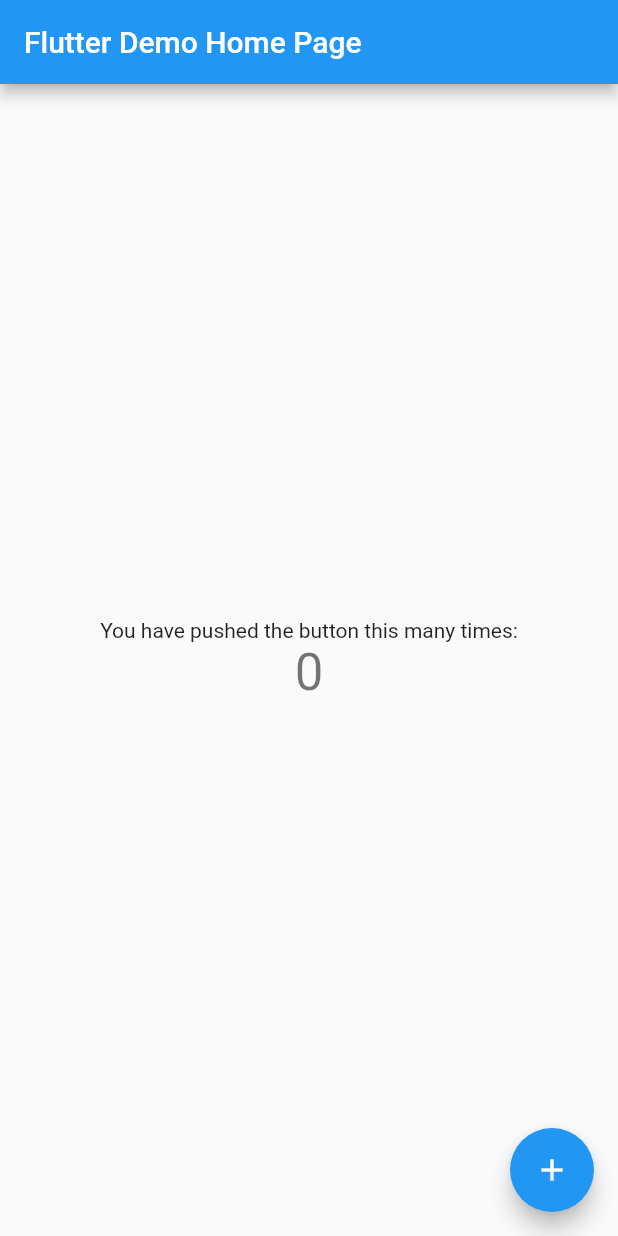
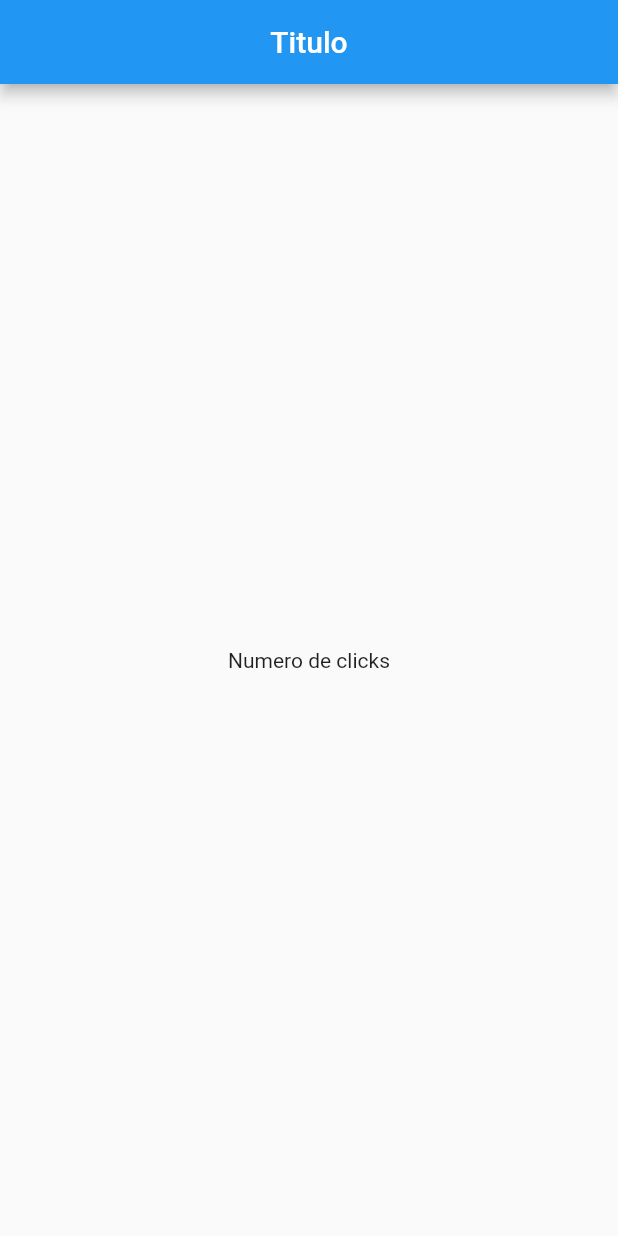
Before and after one commit to fereicod/contador, a Flutter app: the screen it shows after launch, on a phone screen of 412 x 824 dp. Run offline on Flutter 3.47's test engine with Material 2 defaults, Android fonts, the phone set to English and light mode, and no system bars.

Commit message:
add new struct of files, stateless widget and scaffold

```diff
--- a/lib/main.dart
+++ b/lib/main.dart
@@ -1,111 +1,7 @@
 import 'package:flutter/material.dart';
 
-void main() => runApp(MyApp());
+import 'package:contador/src/myapp.dart';
 
-class MyApp extends StatelessWidget {
-  // This widget is the root of your application.
-  @override
-  Widget build(BuildContext context) {
-    return MaterialApp(
-      title: 'Flutter Demo',
-      theme: ThemeData(
-        // This is the theme of your application.
-        //
-        // Try running your application with "flutter run". You'll see the
-        // application has a blue toolbar. Then, without quitting the app, try
-        // changing the primarySwatch below to Colors.green and then invoke
-        // "hot reload" (press "r" in the console where you ran "flutter run",
-        // or simply save your changes to "hot reload" in a Flutter IDE).
-        // Notice that the counter didn't reset back to zero; the application
-        // is not restarted.
-        primarySwatch: Colors.blue,
-      ),
-      home: MyHomePage(title: 'Flutter Demo Home Page'),
-    );
-  }
+void main(){
+  runApp(MyApp());
 }
-
-class MyHomePage extends StatefulWidget {
-  MyHomePage({Key key, this.title}) : super(key: key);
-
-  // This widget is the home page of your application. It is stateful, meaning
-  // that it has a State object (defined below) that contains fields that affect
-  // how it looks.
-
-  // This class is the configuration for the state. It holds the values (in this
-  // case the title) provided by the parent (in this case the App widget) and
-  // used by the build method of the State. Fields in a Widget subclass are
-  // always marked "final".
-
-  final String title;
-
-  @override
-  _MyHomePageState createState() => _MyHomePageState();
-}
-
-class _MyHomePageState extends State<MyHomePage> {
-  int _counter = 0;
-
-  void _incrementCounter() {
-    setState(() {
-      // This call to setState tells the Flutter framework that something has
-      // changed in this State, which causes it to rerun the build method below
-      // so that the display can reflect the updated values. If we changed
-      // _counter without calling setState(), then the build method would not be
-      // called again, and so nothing would appear to happen.
-      _counter++;
-    });
-  }
-
-  @override
-  Widget build(BuildContext context) {
-    // This method is rerun every time setState is called, for instance as done
-    // by the _incrementCounter method above.
-    //
-    // The Flutter framework has been optimized to make rerunning build methods
-    // fast, so that you can just rebuild anything that needs updating rather
-    // than having to individually change instances of widgets.
-    return Scaffold(
-      appBar: AppBar(
-        // Here we take the value from the MyHomePage object that was created by
-        // the App.build method, and use it to set our appbar title.
-        title: Text(widget.title),
-      ),
-      body: Center(
-        // Center is a layout widget. It takes a single child and positions it
-        // in the middle of the parent.
-        child: Column(
-          // Column is also a layout widget. It takes a list of children and
-          // arranges them vertically. By default, it sizes itself to fit its
-          // children horizontally, and tries to be as tall as its parent.
-          //
-          // Invoke "debug painting" (press "p" in the console, choose the
-          // "Toggle Debug Paint" action from the Flutter Inspector in Android
-          // Studio, or the "Toggle Debug Paint" command in Visual Studio Code)
-          // to see the wireframe for each widget.
-          //
-          // Column has various properties to control how it sizes itself and
-          // how it positions its children. Here we use mainAxisAlignment to
-          // center the children vertically; the main axis here is the vertical
-          // axis because Columns are vertical (the cross axis would be
-          // horizontal).
-          mainAxisAlignment: MainAxisAlignment.center,
-          children: <Widget>[
-            Text(
-              'You have pushed the button this many times:',
-            ),
-            Text(
-              '$_counter',
-              style: Theme.of(context).textTheme.display1,
-            ),
-          ],
-        ),
-      ),
-      floatingActionButton: FloatingActionButton(
-        onPressed: _incrementCounter,
-        tooltip: 'Increment',
-        child: Icon(Icons.add),
-      ), // This trailing comma makes auto-formatting nicer for build methods.
-    );
-  }
-}
--- /dev/null
+++ b/lib/src/myapp.dart
@@ -0,0 +1,16 @@
+import 'package:flutter/material.dart';
+
+import 'package:contador/src/pages/home_page.dart';
+
+class MyApp extends StatelessWidget {
+
+  @override
+  Widget build( context ) {
+
+    return MaterialApp(
+      home: Center(
+          child: HomePage()
+        ),
+    );
+  }
+}
--- /dev/null
+++ b/lib/src/pages/home_page.dart
@@ -0,0 +1,18 @@
+import 'package:flutter/material.dart';
+
+class HomePage extends StatelessWidget {
+
+  @override
+  Widget build(BuildContext context) {
+
+    return Scaffold(
+      appBar: AppBar(
+        title: Text("Titulo"),
+        centerTitle: true,
+      ),
+      body: Center(
+        child: Text("Numero de clicks"),
+      ),
+    );
+  }
+}
```
Also changed, not shown: 2 other files.
